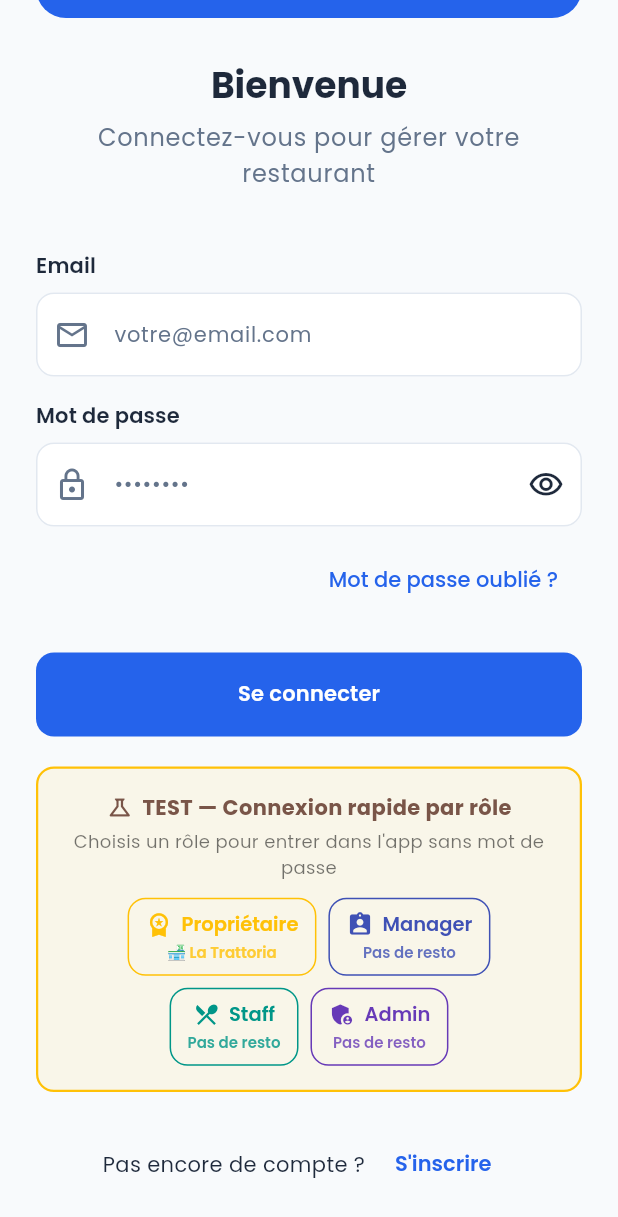
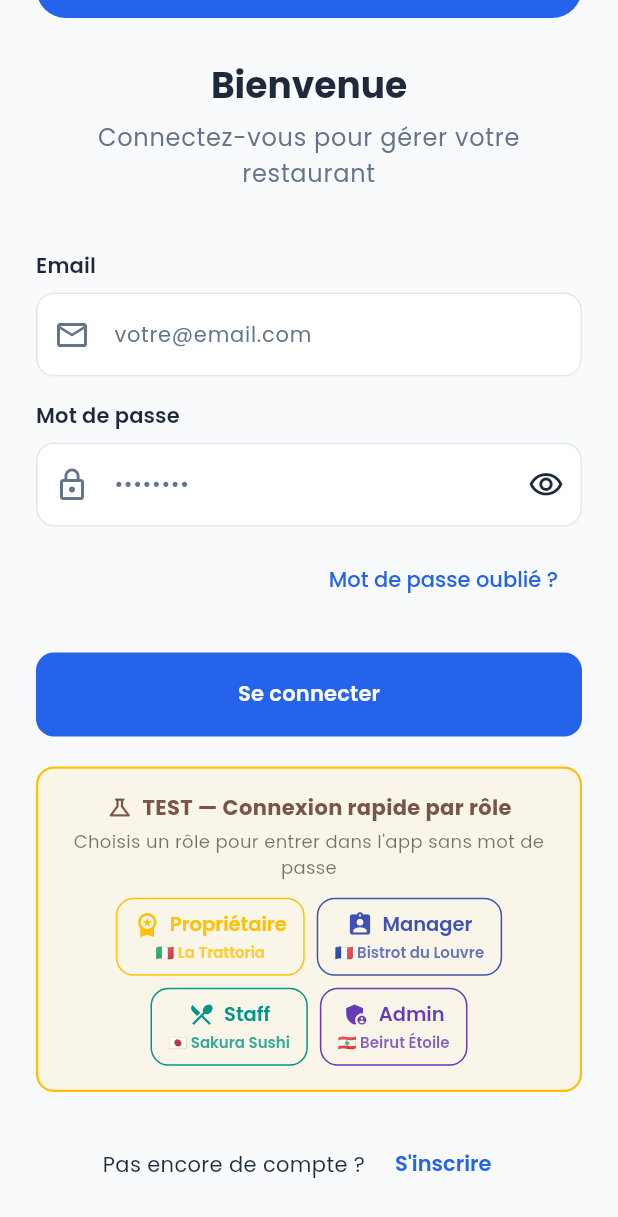
Before and after one commit to alvin971/win-time, a Flutter app: the screen it shows after launch, scrolled down 152 dp, on a phone screen of 412 x 824 dp. Shown: the top 1217 px of the screen. Run offline on Flutter 3.47's test engine with Material 3 defaults, Android fonts, the phone set to English and light mode, and no system bars; our stand-ins replace cached_network_image, dartz, dio, equatable, firebase_core, firebase_messaging and 16 more; accounts and stored records are empty; generated files the repository leaves out were written again.

Commit message:
feat(seed): chaque compte démo Pro possède son propre resto
Suite au feedback : impossible d'utiliser Manager/Staff/Admin (tous tombaient
sur l'empty state). Reorg du seed pour que les 4 comptes démo Pro aient
chacun un resto distinct avec une cuisine différente.

Nouveau mapping :
  • Propriétaire (owner.demo)  → 🇮🇹 La Trattoria du Châtelet (italian)
  • Manager (manager.demo)     → 🇫🇷 Le Bistrot du Louvre  (french)
  • Staff (staff.demo)         → 🇯🇵 Sakura Sushi          (japanese)
  • Admin (admin.demo)         → 🇱🇧 Beirut Étoile         (lebanese)

Changements :
- scripts/seed/data.json :
  • role des 4 demo Pro = restaurantOwner (au lieu de manager/staff/admin)
    pour passer la RLS d'INSERT restaurants.
  • ownsRestaurantId ajouté aux 4 demo Pro
  • ownerId des 3 restos Louvre/Sakura/Étoile réassignés à demo-manager/
    staff/admin (au lieu des comptes "spare" louvre@/sakura@/etoile@ qui
    n'avaient plus d'utilité)
- DB Postgres déjà mise à jour via re-run du seed (idempotent UPSERT)
- Pro demo_login_panel hints actualisés avec drapeau pays + nom resto :
    "🇮🇹 La Trattoria", "🇫🇷 Bistrot du Louvre", "🇯🇵 Sakura Sushi",
    "🇱🇧 Beirut Étoile" — visible AVANT de cliquer sur le bouton démo
- dashboard_page empty state : encart info simplifié (plus besoin de
  pointer vers Propriétaire spécifiquement, tous les rôles ont un resto)

Note : les comptes "spare" louvre@/sakura@/etoile@ existent toujours dans
auth.users et user_profiles avec role=restaurantOwner mais ne possèdent
plus de resto. Ils sont orphelins/no-op, à nettoyer plus tard si besoin.

Validation : flutter analyze 0 error sur Pro. Re-seed Postgres OK.
SELECT email, restaurants.name FROM auth.users LEFT JOIN restaurants
sur les 4 démo confirme le mapping correct.

Co-Authored-By: Claude Opus 4.7 (1M context) <noreply@anthropic.com>

```diff
--- a/win_time_pro_mobilapp/lib/features/auth/data/repositories/demo_auth_repository.dart
+++ b/win_time_pro_mobilapp/lib/features/auth/data/repositories/demo_auth_repository.dart
@@ -50,7 +50,7 @@ const List<DemoAccount> kDemoAccounts = [
     email: 'owner.demo@wintime.test',
     password: kDemoPassword,
     role: UserRole.restaurantOwner,
-    hint: '🏪 La Trattoria',
+    hint: '🇮🇹 La Trattoria',
   ),
   DemoAccount(
     label: 'Manager',
@@ -58,8 +58,8 @@ const List<DemoAccount> kDemoAccounts = [
     color: Colors.indigo,
     email: 'manager.demo@wintime.test',
     password: kDemoPassword,
-    role: UserRole.restaurantManager,
-    hint: 'Pas de resto',
+    role: UserRole.restaurantOwner,
+    hint: '🇫🇷 Bistrot du Louvre',
   ),
   DemoAccount(
     label: 'Staff',
@@ -67,8 +67,8 @@ const List<DemoAccount> kDemoAccounts = [
     color: Colors.teal,
     email: 'staff.demo@wintime.test',
     password: kDemoPassword,
-    role: UserRole.restaurantStaff,
-    hint: 'Pas de resto',
+    role: UserRole.restaurantOwner,
+    hint: '🇯🇵 Sakura Sushi',
   ),
   DemoAccount(
     label: 'Admin',
@@ -76,7 +76,7 @@ const List<DemoAccount> kDemoAccounts = [
     color: Colors.deepPurple,
     email: 'admin.demo@wintime.test',
     password: kDemoPassword,
-    role: UserRole.admin,
-    hint: 'Pas de resto',
+    role: UserRole.restaurantOwner,
+    hint: '🇱🇧 Beirut Étoile',
   ),
 ];
--- a/win_time_pro_mobilapp/lib/features/orders/presentation/pages/dashboard_page.dart
+++ b/win_time_pro_mobilapp/lib/features/orders/presentation/pages/dashboard_page.dart
@@ -308,11 +308,9 @@ class _DashboardPageState extends State<DashboardPage> {
                     borderRadius: BorderRadius.circular(8),
                   ),
                   child: const Text(
-                    'ℹ️ En démo, seul le compte "Propriétaire" '
-                    '(owner.demo@wintime.test) possède un resto seedé '
-                    '(La Trattoria). Manager / Staff / Admin n\'ont pas de '
-                    'resto par défaut — utilise "Créer mon restaurant" '
-                    'ou reconnecte-toi en Propriétaire.',
+                    'ℹ️ Aucun restaurant trouvé pour ce compte. '
+                    'Tu peux en créer un nouveau ou te reconnecter avec '
+                    'un autre compte démo (chaque rôle possède un resto seedé).',
                     textAlign: TextAlign.center,
                     style: TextStyle(fontSize: 11),
                   ),
```
Also changed, not shown: scripts/seed/data.json (+12 -9 lines).
